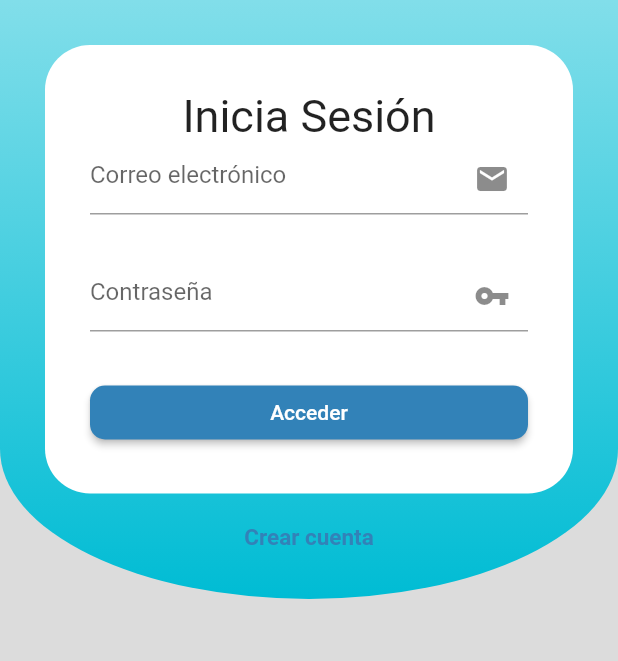
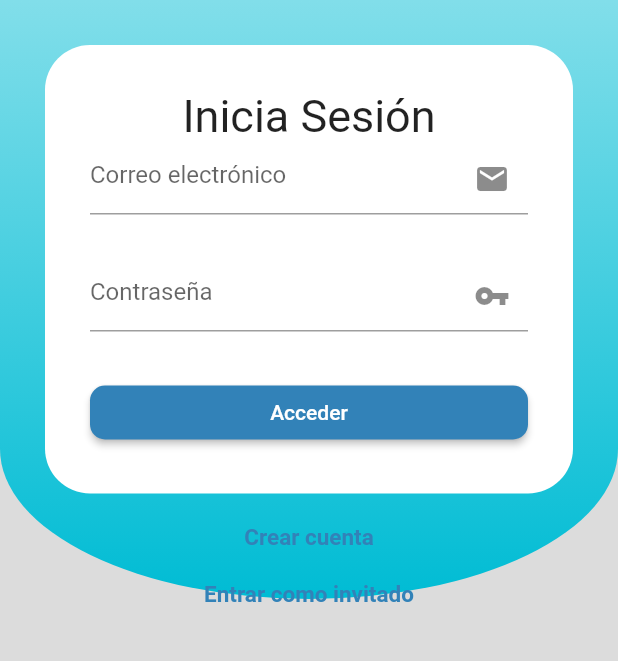
Before and after one commit to Drakezair/MarketPlace_flutter, a Flutter app: the screen it shows after launch, on a phone screen of 412 x 824 dp, the part 225-886 px from its top. Run offline on Flutter 3.47's test engine with Material 2 defaults, Android fonts, the phone set to English and light mode, and no system bars; our stand-ins replace carousel_slider, firebase_auth, firebase_database; accounts and stored records are empty.

Commit message:
apple release

```diff
--- a/lib/marketplace/ui/screens/favorites.dart
+++ b/lib/marketplace/ui/screens/favorites.dart
@@ -29,13 +29,13 @@ class _FavoritesState extends State<Favorites> {
           if (_tempFav.contains(e)) {
             tempBrandsArray.add(i);
             tempBrandskeyArray.add(e);
+            isNotEmpty = true;
           }
         });
 
         this.setState(() {
           _brands = tempBrandsArray;
           _brandsKeys = tempBrandskeyArray;
-          isNotEmpty = true;
         });
       }
     }
--- a/lib/user/ui/screens/sign_in.dart
+++ b/lib/user/ui/screens/sign_in.dart
@@ -128,6 +128,20 @@ class _SignInState extends State<SignIn> {
                       ),
                     ),
                   ),
+                  Container(
+                    margin: EdgeInsets.only(top: 20.0),
+                    child: InkWell(
+                      onTap: () => Navigator.pushNamed(context, '/home'),
+                      child: Text(
+                        "Entrar como invitado",
+                        style: TextStyle(
+                          color: Color(0xFF3282b8),
+                          fontSize: 15.0,
+                          fontWeight: FontWeight.bold,
+                        ),
+                      ),
+                    ),
+                  ),
                 ],
               ),
             ),
```
Also changed, not shown: lib/marketplace/ui/screens/home_app.dart (+49 -2 lines), lib/marketplace/ui/screens/produc_detail.dart (+21 -7 lines), lib/user/ui/screens/profile.dart (+14 -4 lines), 1 other file.
